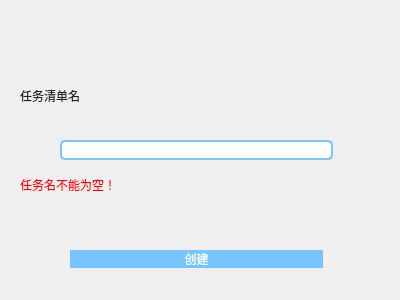
Before: the Qt Designer form addtasklist.ui in interestingLSY/DDL-Firewall, drawn with Qt 5.
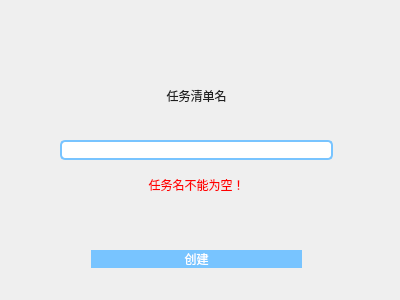
After: the same form once the commit is applied.

```diff
--- a/addtasklist.ui
+++ b/addtasklist.ui
@@ -61,7 +61,7 @@
        <string>任务清单名</string>
       </property>
       <property name="alignment">
-       <set>Qt::AlignLeading|Qt::AlignLeft|Qt::AlignVCenter</set>
+       <set>Qt::AlignCenter</set>
       </property>
      </widget>
     </item>
@@ -118,6 +118,9 @@
       <property name="text">
        <string>任务名不能为空！</string>
       </property>
+      <property name="alignment">
+       <set>Qt::AlignCenter</set>
+      </property>
      </widget>
     </item>
     <item>
@@ -134,7 +137,7 @@
      </spacer>
     </item>
     <item>
-     <layout class="QHBoxLayout" name="horizontalLayout_2" stretch="1,5,1">
+     <layout class="QHBoxLayout" name="horizontalLayout_2" stretch="1,3,1">
       <property name="sizeConstraint">
        <enum>QLayout::SetNoConstraint</enum>
       </property>
```
